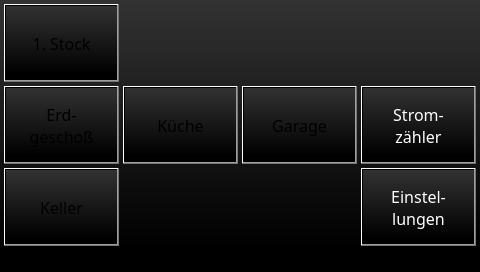
Qt form projects/klaus_visu_ap420/mainwindow.ui (busmaster/homebus) before a commit.
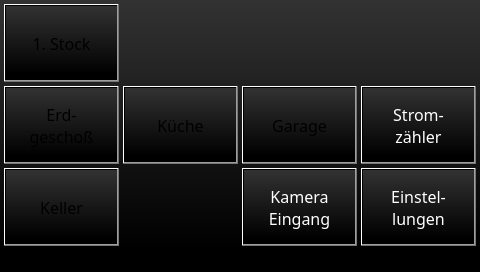
The same form after that commit. Custom widgets are drawn as their Qt base class.

Patch:
```diff
--- a/projects/klaus_visu_ap420/mainwindow.ui
+++ b/projects/klaus_visu_ap420/mainwindow.ui
@@ -266,6 +266,23 @@
 zähler</string>
    </property>
   </widget>
+  <widget class="QPushButton" name="pushButtonKameraEingang">
+   <property name="geometry">
+    <rect>
+     <x>242</x>
+     <y>168</y>
+     <width>115</width>
+     <height>78</height>
+    </rect>
+   </property>
+   <property name="styleSheet">
+    <string notr="true">color: rgb(255, 255, 255);</string>
+   </property>
+   <property name="text">
+    <string>Kamera
+Eingang</string>
+   </property>
+  </widget>
  </widget>
  <customwidgets>
   <customwidget>
```
